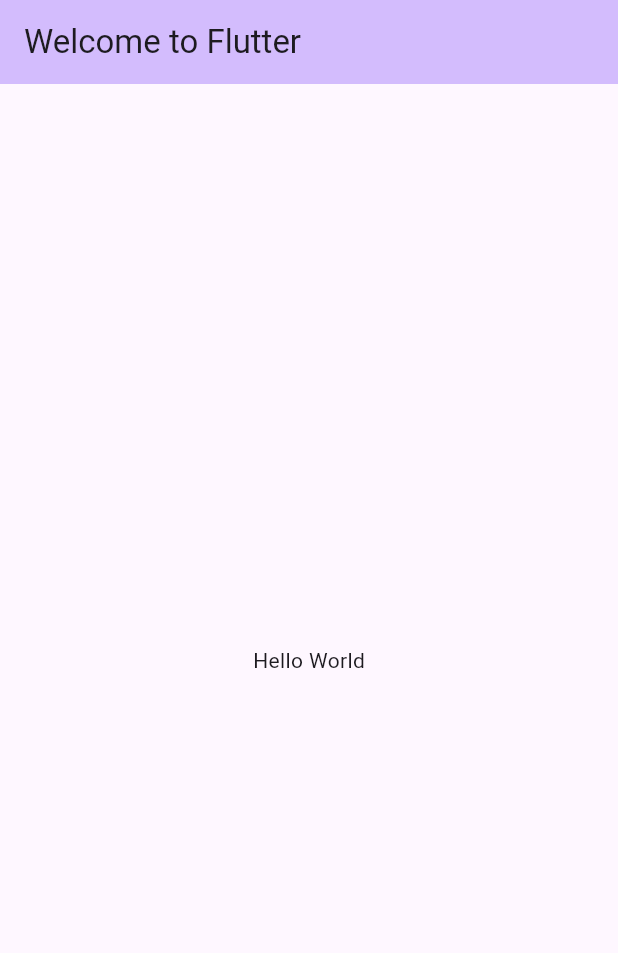
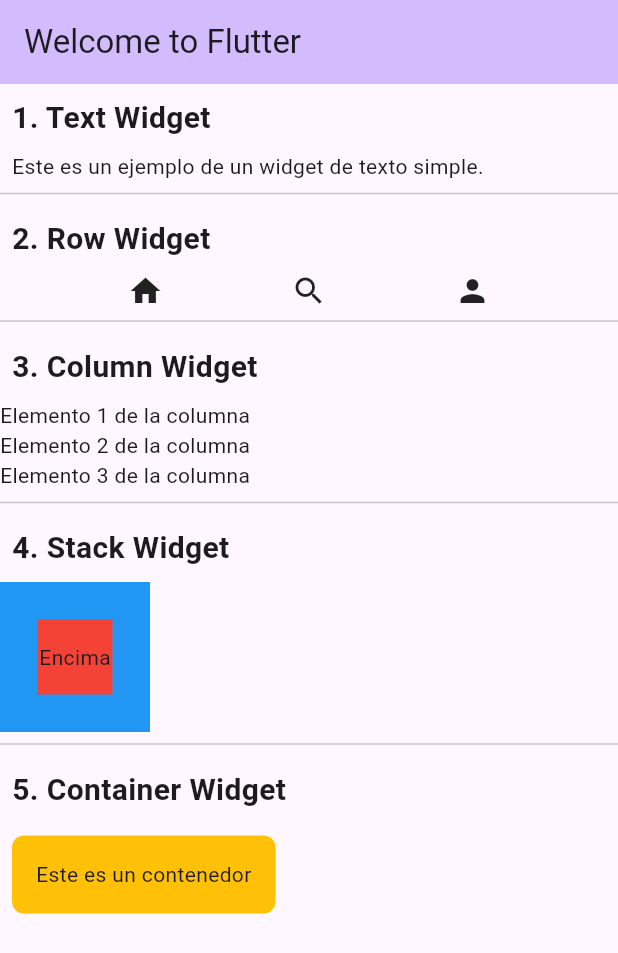
Before and after one commit to 4liyat/IH732-Flutter-dise-o-apps, a Flutter app: the screen it shows after launch, on a phone screen of 412 x 824 dp. Shown: the top 953 px of the screen. Run offline on Flutter 3.47's test engine with Material 3 defaults, Android fonts, the phone set to English and light mode, and no system bars.

Commit message:
initial commit

```diff
--- a/lib/main.dart
+++ b/lib/main.dart
@@ -37,9 +37,110 @@ class _MyHomePageState extends State<MyHomePage> {
         backgroundColor: Theme.of(context).colorScheme.inversePrimary,
         title: Text(widget.title),
       ),
-      body: const Center(
-        child: Text(
-          'Hello World',
+      body: SingleChildScrollView(
+        child: Column(
+          crossAxisAlignment: CrossAxisAlignment.start,
+          children: [
+            // 1. Text Widget
+            const Padding(
+              padding: EdgeInsets.all(8.0),
+              child: Text(
+                '1. Text Widget',
+                style: TextStyle(fontSize: 20, fontWeight: FontWeight.bold),
+              ),
+            ),
+            const Padding(
+              padding: EdgeInsets.symmetric(horizontal: 8.0),
+              child: Text(
+                'Este es un ejemplo de un widget de texto simple.',
+              ),
+            ),
+
+            const Divider(),
+
+            // 2. Row Widget
+            const Padding(
+              padding: EdgeInsets.all(8.0),
+              child: Text(
+                '2. Row Widget',
+                style: TextStyle(fontSize: 20, fontWeight: FontWeight.bold),
+              ),
+            ),
+            const Row(
+              mainAxisAlignment: MainAxisAlignment.spaceEvenly,
+              children: [
+                Icon(Icons.home),
+                Icon(Icons.search),
+                Icon(Icons.person),
+              ],
+            ),
+
+            const Divider(),
+
+            // 3. Column Widget
+            const Padding(
+              padding: EdgeInsets.all(8.0),
+              child: Text(
+                '3. Column Widget',
+                style: TextStyle(fontSize: 20, fontWeight: FontWeight.bold),
+              ),
+            ),
+            const Column(
+              crossAxisAlignment: CrossAxisAlignment.start,
+              children: [
+                Text('Elemento 1 de la columna'),
+                Text('Elemento 2 de la columna'),
+                Text('Elemento 3 de la columna'),
+              ],
+            ),
+
+            const Divider(),
+
+            // 4. Stack Widget
+            const Padding(
+              padding: EdgeInsets.all(8.0),
+              child: Text(
+                '4. Stack Widget',
+                style: TextStyle(fontSize: 20, fontWeight: FontWeight.bold),
+              ),
+            ),
+            Stack(
+              alignment: Alignment.center,
+              children: [
+                Container(
+                  width: 100,
+                  height: 100,
+                  color: Colors.blue,
+                ),
+                Container(
+                  width: 50,
+                  height: 50,
+                  color: Colors.red,
+                ),
+                const Text('Encima'),
+              ],
+            ),
+
+            const Divider(),
+
+            // 5. Container Widget
+            const Padding(
+              padding: EdgeInsets.all(8.0),
+              child: Text(
+                '5. Container Widget',
+                style: TextStyle(fontSize: 20, fontWeight: FontWeight.bold),
+              ),
+            ),
+            Container(
+              padding: const EdgeInsets.all(16.0),
+              margin: const EdgeInsets.all(8.0),
+              decoration: BoxDecoration(
+                color: Colors.amber,
+                borderRadius: BorderRadius.circular(8.0),
+              ),
+              child: const Text('Este es un contenedor'),
+            ),
+          ],
         ),
       ),
     );
```
